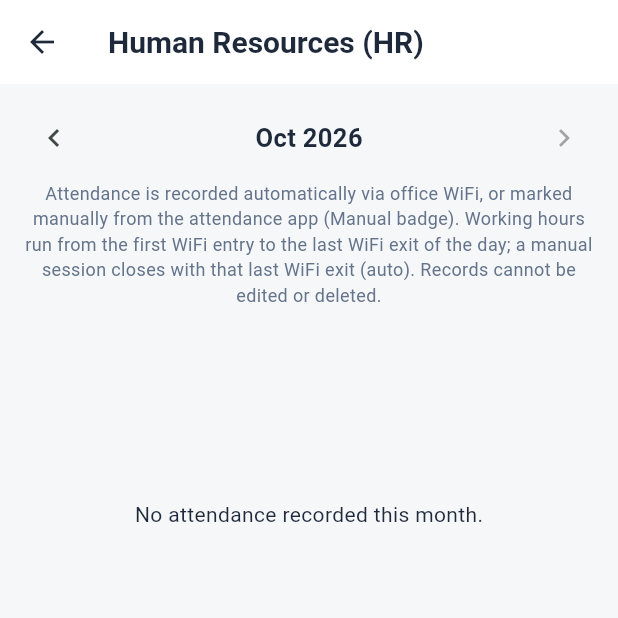
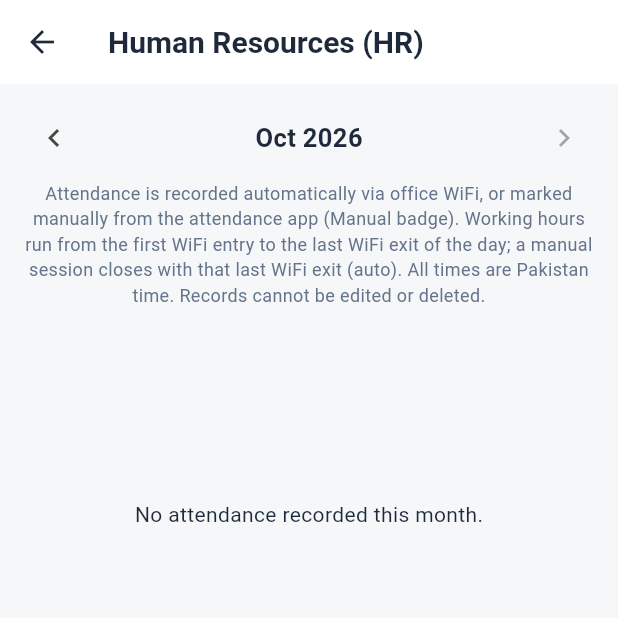
Before and after one commit to MuhammadTalalanees/devniques-finance, a Flutter app: the screen it shows once a user with an empty profile is signed in, scrolled down 576 dp, after a tap on "HR", on a phone screen of 412 x 824 dp, the top half of it. Run offline on Flutter 3.47's test engine with Material 3 defaults, Android fonts, the phone set to English and light mode, and no system bars; our stand-ins replace connectivity_plus, cross_file, fl_chart, flutter_riverpod, image_picker, pdf and 5 more; accounts and stored records are empty; network calls fail.

Commit message:
v53: HR attendance locked to Pakistan time

```diff
--- a/lib/data/repos.dart
+++ b/lib/data/repos.dart
@@ -336,9 +336,13 @@ final pettyCashListProvider =
 final attendanceMonthProvider = FutureProvider.family<List<AttendanceSession>,
     DateTime>((ref, month) async {
   final supa = ref.watch(supaServiceProvider);
-  final from = DateTime(month.year, month.month, 1);
-  final to = DateTime(month.year, month.month + 1, 1);
-  final rows = await supa.fetchAttendance(from, to);
+  // The month is always read on the Pakistan (UTC+5) calendar —
+  // the office is there, wherever the viewer happens to be.
+  final fromUtc = DateTime.utc(month.year, month.month, 1)
+      .subtract(const Duration(hours: 5));
+  final toUtc = DateTime.utc(month.year, month.month + 1, 1)
+      .subtract(const Duration(hours: 5));
+  final rows = await supa.fetchAttendance(fromUtc, toUtc);
   return rows.map(AttendanceSession.fromMap).toList();
 });
 
--- a/lib/features/attendance/attendance_screen.dart
+++ b/lib/features/attendance/attendance_screen.dart
@@ -20,8 +20,13 @@ class AttendanceScreen extends ConsumerStatefulWidget {
   ConsumerState<AttendanceScreen> createState() => _AttendanceScreenState();
 }
 
+/// An instant re-framed as Pakistan wall time (UTC+5, no DST):
+/// its fields read as the PKT clock. Attendance days and times
+/// are always shown in PKT, wherever the viewer is.
+DateTime pkt(DateTime t) => t.toUtc().add(const Duration(hours: 5));
+
 class _AttendanceScreenState extends ConsumerState<AttendanceScreen> {
-  DateTime _month = firstOfMonth(DateTime.now());
+  DateTime _month = firstOfMonth(pkt(DateTime.now()));
 
   static final _time = DateFormat('hh:mm a');
 
@@ -41,7 +46,7 @@ class _AttendanceScreenState extends ConsumerState<AttendanceScreen> {
     final myId = profile.whenData((p) => p?.id).value;
     final names = namesAsync.value ?? const <String, String>{};
 
-    final now = DateTime.now();
+    final now = pkt(DateTime.now());
     final canGoNext =
         _month.year < now.year || (_month.year == now.year && _month.month < now.month);
 
@@ -80,8 +85,9 @@ class _AttendanceScreenState extends ConsumerState<AttendanceScreen> {
               'or marked manually from the attendance app (Manual '
               'badge). Working hours run from the first WiFi entry '
               'to the last WiFi exit of the day; a manual session '
-              'closes with that last WiFi exit (auto). Records '
-              'cannot be edited or deleted.',
+              'closes with that last WiFi exit (auto). All times '
+              'are Pakistan time. Records cannot be edited or '
+              'deleted.',
               textAlign: TextAlign.center,
               style: TextStyle(fontSize: 12, color: AppTheme.muted),
             ),
@@ -179,7 +185,8 @@ class _AttendanceScreenState extends ConsumerState<AttendanceScreen> {
   List<_DaySummary> _groupByDay(List<AttendanceSession> sessions) {
     final byDay = <DateTime, List<AttendanceSession>>{};
     for (final s in sessions) {
-      final day = DateTime(s.entryAt.year, s.entryAt.month, s.entryAt.day);
+      final p = pkt(s.entryAt);
+      final day = DateTime(p.year, p.month, p.day);
       byDay.putIfAbsent(day, () => []).add(s);
     }
     final days = byDay.entries.map((e) {
@@ -237,8 +244,8 @@ class _AttendanceScreenState extends ConsumerState<AttendanceScreen> {
           ],
         ),
         subtitle: Text(
-          'In ${_time.format(firstIn)}'
-          '${lastOut != null ? '  •  Out ${_time.format(lastOut)}' : ''}'
+          'In ${_time.format(pkt(firstIn))}'
+          '${lastOut != null ? '  •  Out ${_time.format(pkt(lastOut))}' : ''}'
           '  •  ${_fmtDur(d.total)}'
           '${d.sessions.length > 1 ? '  •  ${d.sessions.length} sessions' : ''}',
           style: const TextStyle(color: AppTheme.muted, fontSize: 12.5),
@@ -260,8 +267,8 @@ class _AttendanceScreenState extends ConsumerState<AttendanceScreen> {
                 children: [
                   Expanded(
                     child: Text(
-                      '${_time.format(s.entryAt)}  →  '
-                      '${isOpenNow ? 'still in' : _time.format(eff)}'
+                      '${_time.format(pkt(s.entryAt))}  →  '
+                      '${isOpenNow ? 'still in' : _time.format(pkt(eff))}'
                       '${autoClosed ? ' (auto)' : ''}',
                       style: const TextStyle(fontSize: 13.5),
                     ),
```
